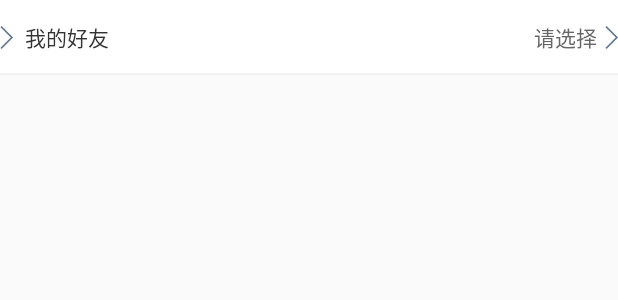
After one commit to jokeryubo/common, an Android app: the layout item_layout.xml on its own in the app's theme, with its tools: preview values and no code run, on a phone screen of 412 x 824 dp. The commit adds this screen. Shown: the top 300 px of the screen. Run offline under Robolectric (Android 15) with nearby library versions, the phone set to English and light mode, and no system bars.

Commit message:
添加item布局

```diff
--- a/common/src/main/res/layout/edittext_with_clear_layout.xml
+++ b/common/src/main/res/layout/edittext_with_clear_layout.xml
@@ -18,7 +18,6 @@
             android:layout_centerVertical="true"
             android:textColor="@color/phone_text_color"
             android:textColorHint="@color/hint_color"
-            android:textCursorDrawable="@null"
             android:textSize="14sp" />
         <RelativeLayout
             android:layout_width="wrap_content"
--- /dev/null
+++ b/common/src/main/res/layout/item_layout.xml
@@ -0,0 +1,52 @@
+<?xml version="1.0" encoding="utf-8"?>
+<RelativeLayout xmlns:android="http://schemas.android.com/apk/res/android"
+    android:id="@+id/rootView"
+    android:layout_width="match_parent"
+    android:layout_height="50dp"
+    android:background="@color/color_white">
+
+    <ImageView
+        android:id="@+id/left_icon"
+        android:layout_width="wrap_content"
+        android:layout_height="wrap_content"
+        android:layout_centerVertical="true"
+        android:src="@mipmap/right_icon" />
+
+    <TextView
+        android:id="@+id/item_name"
+        android:layout_width="wrap_content"
+        android:layout_height="wrap_content"
+        android:layout_centerVertical="true"
+        android:layout_marginLeft="8dp"
+        android:layout_toRightOf="@+id/left_icon"
+        android:text="我的好友"
+        android:textColor="#ff333333"
+        android:textSize="14sp" />
+
+    <ImageView
+        android:id="@+id/right_icon"
+        android:layout_width="wrap_content"
+        android:layout_height="wrap_content"
+        android:layout_alignParentRight="true"
+        android:layout_centerVertical="true"
+        android:src="@mipmap/right_icon" />
+
+    <TextView
+        android:id="@+id/item_right_name"
+        android:layout_width="wrap_content"
+        android:layout_height="wrap_content"
+        android:layout_centerVertical="true"
+        android:layout_marginRight="5dp"
+        android:layout_toLeftOf="@id/right_icon"
+        android:gravity="right"
+        android:text="请选择"
+        android:textColor="#ff666666"
+        android:textSize="14sp" />
+
+    <View
+        android:id="@+id/divider"
+        android:layout_width="match_parent"
+        android:layout_height="1dp"
+        android:layout_alignParentBottom="true"
+        android:background="@color/sep_color" />
+</RelativeLayout>
```
Also changed, not shown: common/build.gradle (+14 -2 lines), common/src/main/java/com/yb/common/widget/ItemView.java (added, +120 -0 lines), common/src/main/res/values/attrs.xml (+30 -0 lines), common/src/main/res/mipmap-xxhdpi/right_icon.png (added).
